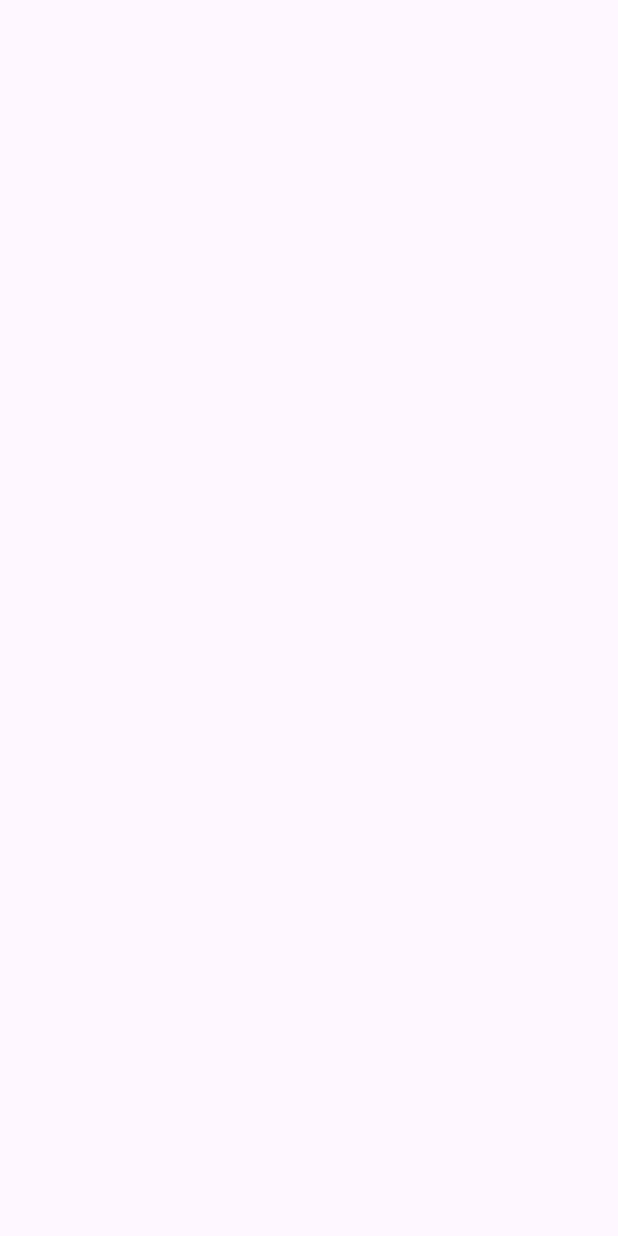
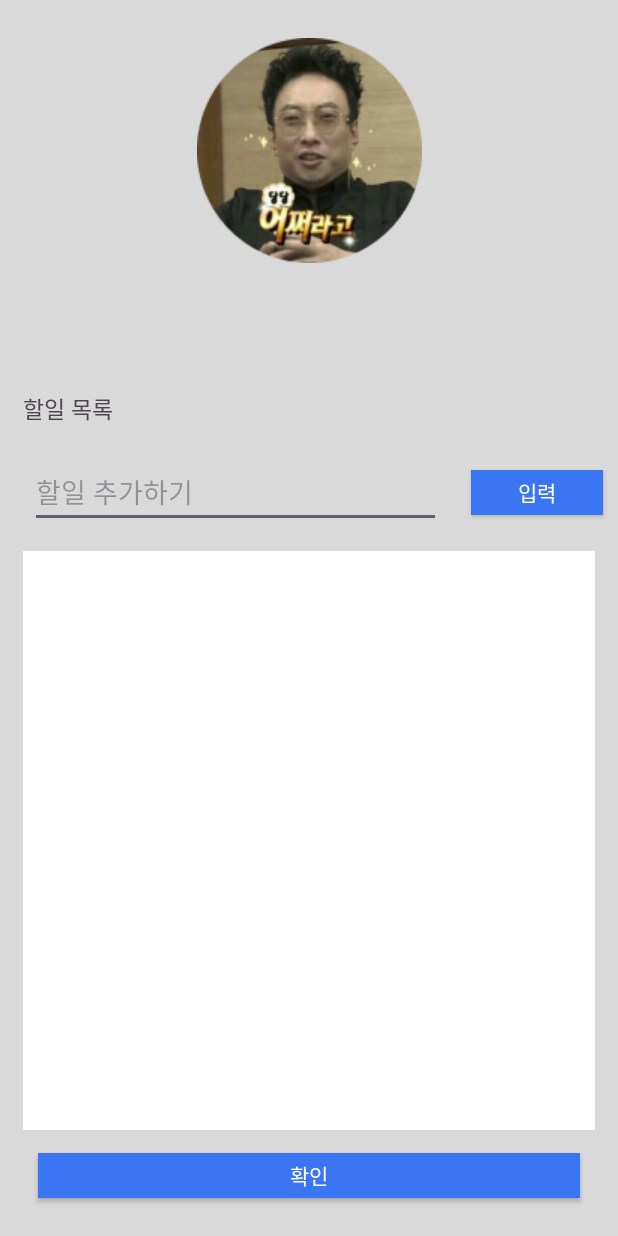
Before and after one commit to VonLyus/notFedUp, an Android app: the MyPageActivity screen opened directly, with no data from a screen before it, on a phone screen of 412 x 824 dp. Before the commit the screen is empty. Run offline under Robolectric (Android 15) with nearby library versions, the phone set to English and light mode, and no system bars.

Commit message:
[DESIGN] : 🎨 UI작업 중간저장

```diff
--- a/notLame/app/src/main/res/layout/my_page_activity.xml
+++ b/notLame/app/src/main/res/layout/my_page_activity.xml
@@ -4,6 +4,134 @@
     xmlns:tools="http://schemas.android.com/tools"
     android:layout_width="match_parent"
     android:layout_height="match_parent"
+    android:background="@color/lightGray"
     tools:context=".myPage.MyPageActivity">
 
+    <ImageView
+        android:id="@+id/mypage_profile_img"
+        android:layout_width="wrap_content"
+        android:layout_height="wrap_content"
+        android:layout_margin="25dp"
+        android:src="@drawable/mypage_dummy_image"
+        app:layout_constraintEnd_toEndOf="parent"
+        app:layout_constraintStart_toStartOf="parent"
+        app:layout_constraintTop_toTopOf="parent" />
+
+    <TextView
+        android:id="@+id/mypage_tv_name"
+        android:layout_width="0dp"
+        android:layout_height="wrap_content"
+        android:layout_margin="20dp"
+        android:gravity="center"
+        android:textSize="25sp"
+        app:layout_constraintBottom_toTopOf="@+id/mypage_profile_cardview"
+        app:layout_constraintEnd_toEndOf="parent"
+        app:layout_constraintStart_toStartOf="parent"
+        app:layout_constraintTop_toBottomOf="@+id/mypage_profile_img"
+        tools:text="정나미" />
+
+    <androidx.cardview.widget.CardView
+        android:id="@+id/mypage_profile_cardview"
+        android:layout_width="0dp"
+        android:layout_height="0dp"
+        android:layout_margin="15dp"
+        android:background="@color/white"
+        app:layout_constraintEnd_toEndOf="parent"
+        app:layout_constraintStart_toStartOf="parent"
+        app:layout_constraintTop_toBottomOf="@+id/mypage_tv_name">
+
+        <androidx.constraintlayout.widget.ConstraintLayout
+            android:layout_width="match_parent"
+            android:layout_height="match_parent">
+
+            <TextView
+                android:id="@+id/mypage_tv_address_title"
+                android:layout_width="0dp"
+                android:layout_height="wrap_content"
+                android:layout_marginStart="20dp"
+                android:layout_marginEnd="20dp"
+                android:gravity="center"
+                android:textFontWeight="1"
+                android:textSize="13sp"
+                app:layout_constraintEnd_toStartOf="@+id/mypage_tv_address_value"
+                app:layout_constraintHorizontal_weight="1"
+                app:layout_constraintTop_toTopOf="parent"
+                tools:text="전화번호" />
+
+            <TextView
+                android:id="@+id/mypage_tv_address_value"
+                android:layout_width="0dp"
+                android:layout_height="wrap_content"
+                android:gravity="center"
+                android:textSize="20sp"
+                app:layout_constraintStart_toEndOf="@+id/mypage_tv_address_title"
+                app:layout_constraintTop_toTopOf="parent"
+                app:layout_constraintVertical_weight="1"
+                tools:text="010-1234-5678" />
+
+        </androidx.constraintlayout.widget.ConstraintLayout>
+
+    </androidx.cardview.widget.CardView>
+
+
+    <TextView
+        android:id="@+id/mypage_tv_todo_title"
+        android:layout_width="0dp"
+        android:layout_height="wrap_content"
+        android:layout_margin="15dp"
+        android:text="@string/mypage_todo_textview_title"
+        android:textSize="15sp"
+        app:layout_constraintEnd_toEndOf="parent"
+        app:layout_constraintStart_toStartOf="parent"
+        app:layout_constraintTop_toBottomOf="@+id/mypage_profile_cardview" />
+
+    <EditText
+        android:id="@+id/mypage_et_todo"
+        android:layout_width="0dp"
+        android:layout_height="wrap_content"
+        android:layout_margin="20dp"
+        android:hint="@string/mypage_todo_edittext_hint"
+        app:layout_constraintEnd_toStartOf="@+id/mypage_btn_todo"
+        app:layout_constraintStart_toStartOf="parent"
+        app:layout_constraintTop_toBottomOf="@+id/mypage_tv_todo_title" />
+
+    <androidx.appcompat.widget.AppCompatButton
+        android:id="@+id/mypage_btn_todo"
+        android:layout_width="wrap_content"
+        android:layout_height="30dp"
+        android:layout_marginEnd="10dp"
+        android:background="@color/blue"
+        android:text="@string/butotn_input"
+        android:textColor="@color/white"
+        app:layout_constraintBottom_toBottomOf="@+id/mypage_et_todo"
+        app:layout_constraintEnd_toEndOf="parent"
+        app:layout_constraintStart_toEndOf="@+id/mypage_et_todo"
+        app:layout_constraintTop_toTopOf="@+id/mypage_et_todo" />
+
+    <LinearLayout
+        android:id="@+id/mypage_linearlayout_todo"
+        android:layout_width="0dp"
+        android:layout_height="0dp"
+        android:background="@color/white"
+        android:orientation="vertical"
+        app:layout_constraintBottom_toTopOf="@+id/mypage_btn_done"
+        app:layout_constraintEnd_toEndOf="parent"
+        app:layout_constraintStart_toStartOf="parent"
+        android:layout_margin="15dp"
+        app:layout_constraintTop_toBottomOf="@+id/mypage_et_todo">
+
+    </LinearLayout>
+
+    <androidx.appcompat.widget.AppCompatButton
+        android:id="@+id/mypage_btn_done"
+        android:layout_width="0dp"
+        android:layout_height="30dp"
+        android:layout_margin="25dp"
+        android:background="@color/blue"
+        android:text="@string/button_done"
+        android:textColor="@color/white"
+        app:layout_constraintBottom_toBottomOf="parent"
+        app:layout_constraintEnd_toEndOf="parent"
+        app:layout_constraintStart_toStartOf="parent" />
+
 </androidx.constraintlayout.widget.ConstraintLayout>
--- a/notLame/app/src/main/res/values/colors.xml
+++ b/notLame/app/src/main/res/values/colors.xml
@@ -2,4 +2,6 @@
 <resources>
     <color name="black">#FF000000</color>
     <color name="white">#FFFFFFFF</color>
+    <color name="lightGray">#D9D9D9</color>
+    <color name="blue">#3A75F4</color>
 </resources>
--- a/notLame/app/src/main/res/values/strings.xml
+++ b/notLame/app/src/main/res/values/strings.xml
@@ -1,3 +1,7 @@
 <resources>
     <string name="app_name">notLame</string>
+    <string name="mypage_todo_edittext_hint">할일 추가하기</string>
+    <string name="mypage_todo_textview_title">할일 목록</string>
+    <string name="button_done">확인</string>
+    <string name="butotn_input">입력</string>
 </resources>
```
Also changed, not shown: notLame/app/src/main/res/drawable/mypage_dummy_image.png (added).
